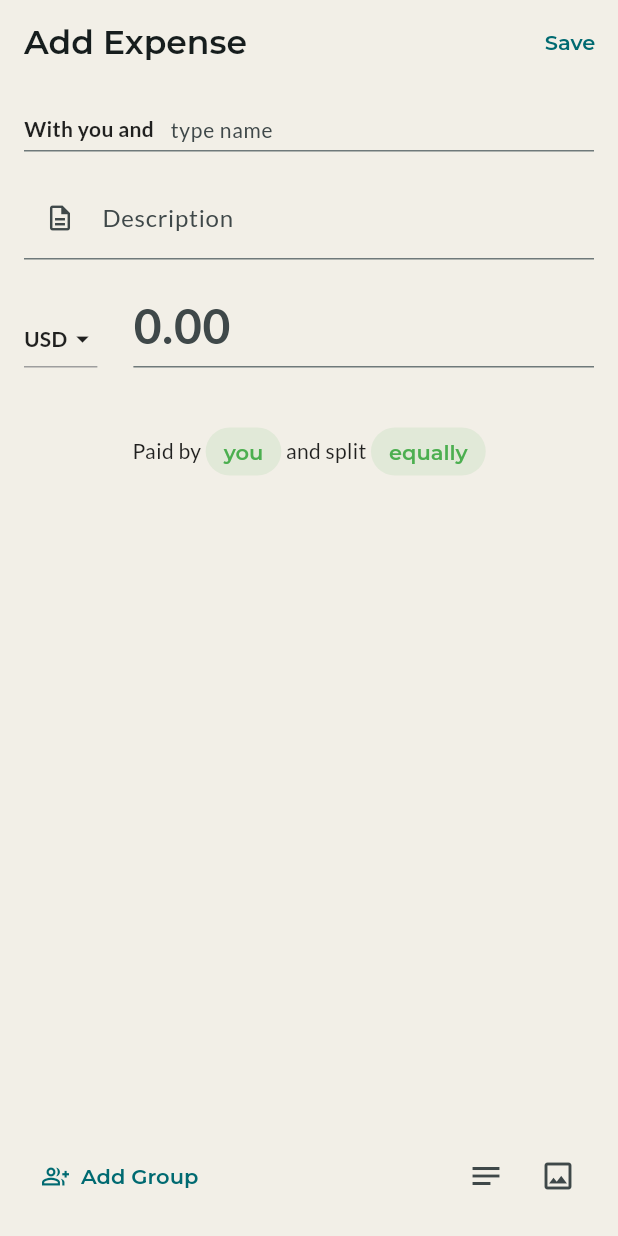
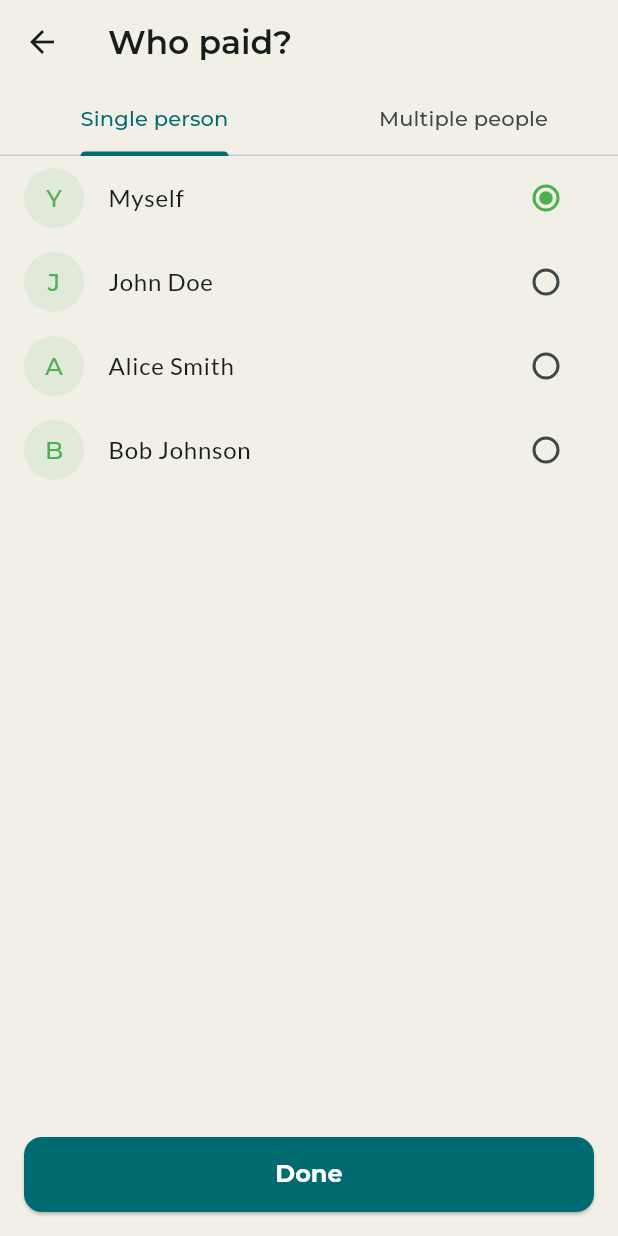
Before and after one commit to Halooid/splix-mobile, a Flutter app: the AddExpensePage screen opened by its route, after a tap on "you", on a phone screen of 412 x 824 dp. Run offline on Flutter 3.47's test engine with Material 3 defaults, Android fonts, the phone set to English and light mode, and no system bars; our stand-ins replace fl_chart, flutter_bloc, get_it, go_router, google_fonts, lottie; missing offline and left inert: auth, core; statements that could not run were skipped; project files that could hold a hidden picture were left out.

Commit message:
feat: implement WhoPaidPage to handle payer selection and update AddExpensePage navigation

```diff
--- a/lib/core/router.dart
+++ b/lib/core/router.dart
@@ -7,6 +7,7 @@ import '../../features/profile/pages/profile_page.dart';
 import '../../features/friends/pages/friends_page.dart';
 import '../../features/groups/pages/groups_page.dart';
 import '../../features/expense/pages/add_expense_page.dart';
+import '../../features/expense/pages/who_paid_page.dart';
 import '../../features/dashboard/widgets/scaffold_with_navbar.dart';
 
 final GlobalKey<NavigatorState> _rootNavigatorKey = GlobalKey<NavigatorState>();
@@ -67,5 +68,13 @@ final router = GoRouter(
       parentNavigatorKey: _rootNavigatorKey,
       builder: (context, state) => const AddExpensePage(),
     ),
+    GoRoute(
+      path: '/who-paid',
+      parentNavigatorKey: _rootNavigatorKey,
+      builder: (context, state) {
+        final currencyCode = state.extra as String? ?? 'USD';
+        return WhoPaidPage(currencyCode: currencyCode);
+      },
+    ),
   ],
 );
--- a/lib/features/expense/pages/add_expense_page.dart
+++ b/lib/features/expense/pages/add_expense_page.dart
@@ -1,5 +1,6 @@
 import 'package:flutter/material.dart';
 import 'package:flutter/services.dart';
+import 'package:go_router/go_router.dart';
 import 'package:splix_mobile/core/widgets/glass_bottom_sheet.dart';
 
 class AddExpensePage extends StatefulWidget {
@@ -130,6 +131,7 @@ class _AddExpensePageState extends State<AddExpensePage> {
                           ..._selectedConnections.map((c) {
                             final isLast = c == _selectedConnections.last;
                             return Chip(
+                              shape: const StadiumBorder(),
                               label: Text(
                                 c,
                                 style: const TextStyle(fontSize: 12),
@@ -150,13 +152,13 @@ class _AddExpensePageState extends State<AddExpensePage> {
                             );
                           }),
                           SizedBox(
-                            width: 150,
+                            width: 100,
                             child: TextField(
                               controller: controller,
                               focusNode: focusNode,
                               onEditingComplete: onEditingComplete,
                               decoration: const InputDecoration(
-                                hintText: 'type name',
+                                hintText: 'Type name',
                                 border: InputBorder.none,
                                 isDense: true,
                                 contentPadding: EdgeInsets.zero,
@@ -246,7 +248,7 @@ class _AddExpensePageState extends State<AddExpensePage> {
                 children: [
                   const Text('Paid by '),
                   TextButton(
-                    onPressed: () {},
+                    onPressed: () => context.push('/who-paid', extra: _selectedCurrency),
                     style: TextButton.styleFrom(
                       backgroundColor: Colors.green.withValues(alpha: 0.1),
                       padding: const EdgeInsets.symmetric(horizontal: 12),
--- /dev/null
+++ b/lib/features/expense/pages/who_paid_page.dart
@@ -0,0 +1,157 @@
+import 'package:flutter/material.dart';
+
+class WhoPaidPage extends StatefulWidget {
+  final String currencyCode;
+  const WhoPaidPage({super.key, this.currencyCode = 'USD'});
+
+  @override
+  State<WhoPaidPage> createState() => _WhoPaidPageState();
+}
+
+class _WhoPaidPageState extends State<WhoPaidPage>
+    with SingleTickerProviderStateMixin {
+  late TabController _tabController;
+  String _selectedPerson = 'Myself';
+  final List<String> _connections = ['John Doe', 'Alice Smith', 'Bob Johnson'];
+  final Map<String, TextEditingController> _amountControllers = {};
+
+  @override
+  void initState() {
+    super.initState();
+    _tabController = TabController(length: 2, vsync: this);
+    _amountControllers['Myself'] = TextEditingController();
+    for (var connection in _connections) {
+      _amountControllers[connection] = TextEditingController();
+    }
+  }
+
+  @override
+  Widget build(BuildContext context) {
+    return Scaffold(
+      appBar: AppBar(
+        title: const Text('Who paid?'),
+        bottom: TabBar(
+          controller: _tabController,
+          tabs: const [
+            Tab(text: 'Single person'),
+            Tab(text: 'Multiple people'),
+          ],
+        ),
+      ),
+      body: TabBarView(
+        controller: _tabController,
+        children: [_buildSinglePersonList(), _buildMultiplePeopleList()],
+      ),
+      bottomNavigationBar: SafeArea(
+        child: Padding(
+          padding: const EdgeInsets.all(16.0),
+          child: ElevatedButton(
+            onPressed: () => Navigator.pop(context),
+            style: ElevatedButton.styleFrom(
+              minimumSize: const Size.fromHeight(50),
+              shape: RoundedRectangleBorder(
+                borderRadius: BorderRadius.circular(12),
+              ),
+            ),
+            child: const Text('Done'),
+          ),
+        ),
+      ),
+    );
+  }
+
+  Widget _buildSinglePersonList() {
+    final all = ['Myself', ..._connections];
+    return RadioGroup<String>(
+      groupValue: _selectedPerson,
+      onChanged: (value) {
+        if (value != null) {
+          setState(() {
+            _selectedPerson = value;
+          });
+        }
+      },
+      child: ListView.builder(
+        itemCount: all.length,
+        itemBuilder: (context, index) {
+          final person = all[index];
+          return ListTile(
+            leading: CircleAvatar(
+              backgroundColor: Colors.green.withValues(alpha: 0.1),
+              child: Text(
+                person == 'Myself' ? 'Y' : person[0],
+                style: const TextStyle(color: Colors.green),
+              ),
+            ),
+            title: Text(person),
+            trailing: Radio<String>(value: person, activeColor: Colors.green),
+            onTap: () {
+              setState(() {
+                _selectedPerson = person;
+              });
+            },
+          );
+        },
+      ),
+    );
+  }
+
+  Widget _buildMultiplePeopleList() {
+    final all = ['Myself', ..._connections];
+    return ListView.builder(
+      itemCount: all.length,
+      itemBuilder: (context, index) {
+        final person = all[index];
+        return ListTile(
+          leading: CircleAvatar(
+            backgroundColor: Colors.green.withValues(alpha: 0.1),
+            child: Text(
+              person == 'Myself' ? 'Y' : person[0],
+              style: const TextStyle(color: Colors.green),
+            ),
+          ),
+          title: Text(person),
+          trailing: SizedBox(
+            width: 80,
+            child: Row(
+              mainAxisSize: MainAxisSize.min,
+              children: [
+                Text(
+                  '${widget.currencyCode} ',
+                  style: const TextStyle(
+                    fontSize: 12,
+                    color: Colors.black,
+                    fontWeight: FontWeight.bold,
+                  ),
+                ),
+                Expanded(
+                  child: TextField(
+                    controller: _amountControllers[person],
+                    keyboardType: const TextInputType.numberWithOptions(
+                      decimal: true,
+                    ),
+                    textAlign: TextAlign.end,
+                    decoration: const InputDecoration(
+                      hintText: '0.00',
+                      isDense: true,
+                      border: UnderlineInputBorder(),
+                    ),
+                  ),
+                ),
+              ],
+            ),
+          ),
+        );
+      },
+    );
+  }
+
+  @override
+  void dispose() {
+    _tabController.dispose();
+    for (var controller in _amountControllers.values) {
+      controller.dispose();
+    }
+    super.dispose();
+  }
+}
```
Also changed, not shown: lib/features/dashboard/pages/dashboard_page.dart (+5 -9 lines).
